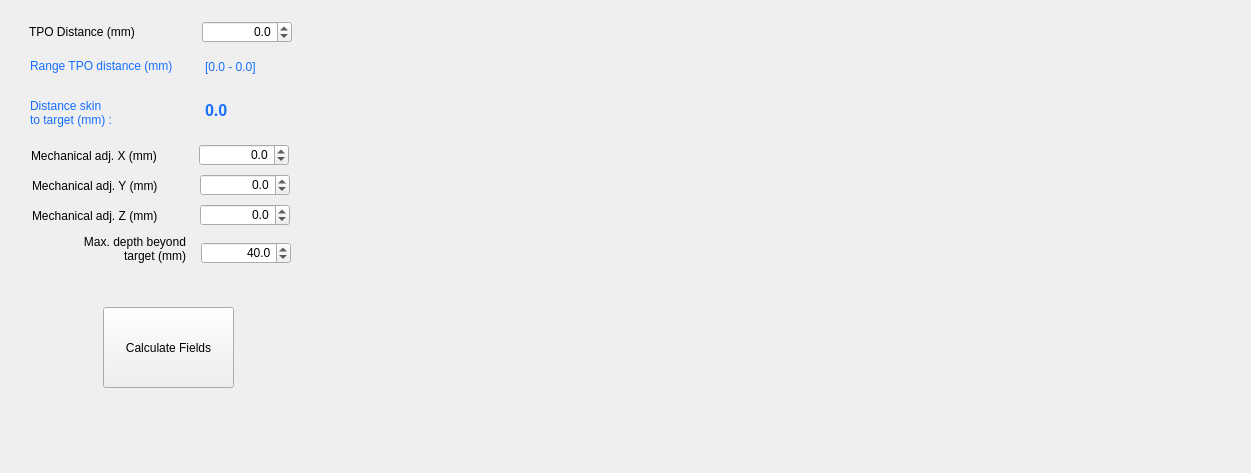
Old version of the form BabelBrain/Babel_CTX500/form.ui in the repository ProteusMRIgHIFU/BabelBrain.
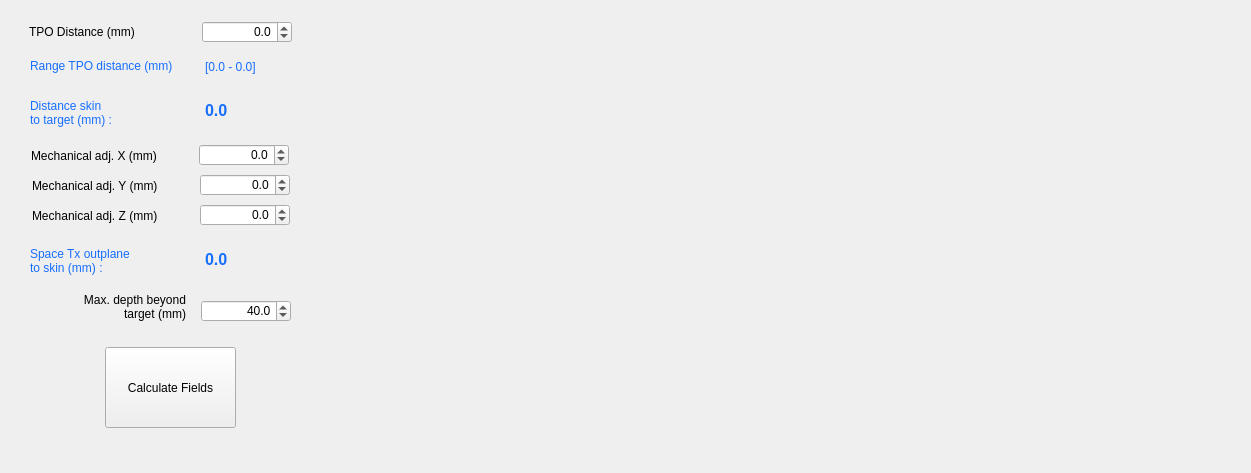
New version of the form.

Commit message:
fixing for maximum of Z to avoid getting "into" the skin
and add distance from Tx to skin

```diff
--- a/BabelBrain/Babel_CTX500/form.ui
+++ b/BabelBrain/Babel_CTX500/form.ui
@@ -260,8 +260,8 @@
   <widget class="QPushButton" name="CalculatePlanningMask">
    <property name="geometry">
     <rect>
-     <x>103</x>
-     <y>307</y>
+     <x>105</x>
+     <y>347</y>
      <width>131</width>
      <height>81</height>
     </rect>
@@ -290,7 +290,7 @@
    <property name="geometry">
     <rect>
      <x>33</x>
-     <y>234</y>
+     <y>292</y>
      <width>153</width>
      <height>30</height>
     </rect>
@@ -307,7 +307,7 @@
    <property name="geometry">
     <rect>
      <x>201</x>
-     <y>242</y>
+     <y>300</y>
      <width>90</width>
      <height>22</height>
     </rect>
@@ -331,6 +331,48 @@
     <double>40.000000000000000</double>
    </property>
   </widget>
+  <widget class="QLabel" name="label_27">
+   <property name="geometry">
+    <rect>
+     <x>30</x>
+     <y>245</y>
+     <width>150</width>
+     <height>31</height>
+    </rect>
+   </property>
+   <property name="styleSheet">
+    <string notr="true">color:rgb(22, 110, 255)</string>
+   </property>
+   <property name="text">
+    <string>Space Tx outplane 
+to skin (mm) :</string>
+   </property>
+   <property name="indent">
+    <number>0</number>
+   </property>
+  </widget>
+  <widget class="QLabel" name="DistanceTxToSkinLabel">
+   <property name="geometry">
+    <rect>
+     <x>205</x>
+     <y>244</y>
+     <width>76</width>
+     <height>31</height>
+    </rect>
+   </property>
+   <property name="font">
+    <font>
+     <pointsize>12</pointsize>
+     <bold>true</bold>
+    </font>
+   </property>
+   <property name="styleSheet">
+    <string notr="true">color:rgb(22, 110, 255)</string>
+   </property>
+   <property name="text">
+    <string>0.0</string>
+   </property>
+  </widget>
  </widget>
  <resources/>
  <connections/>
```
The commit also changes 1 other file.
